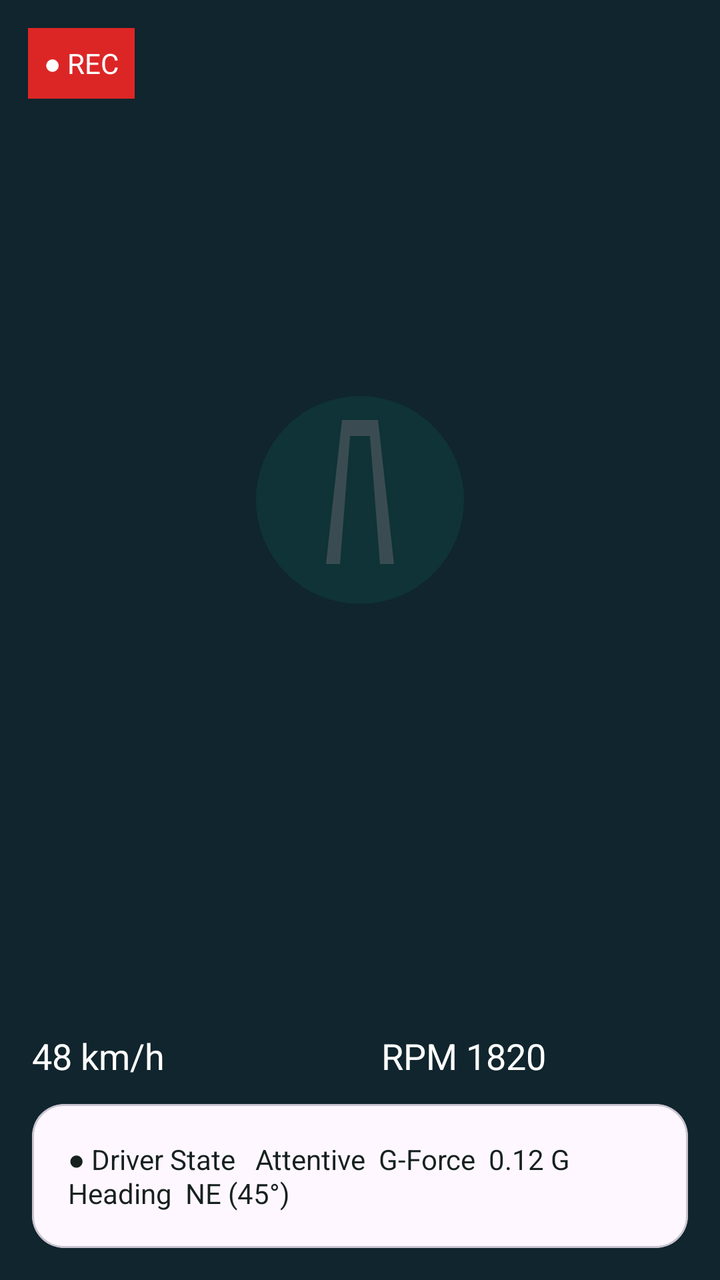
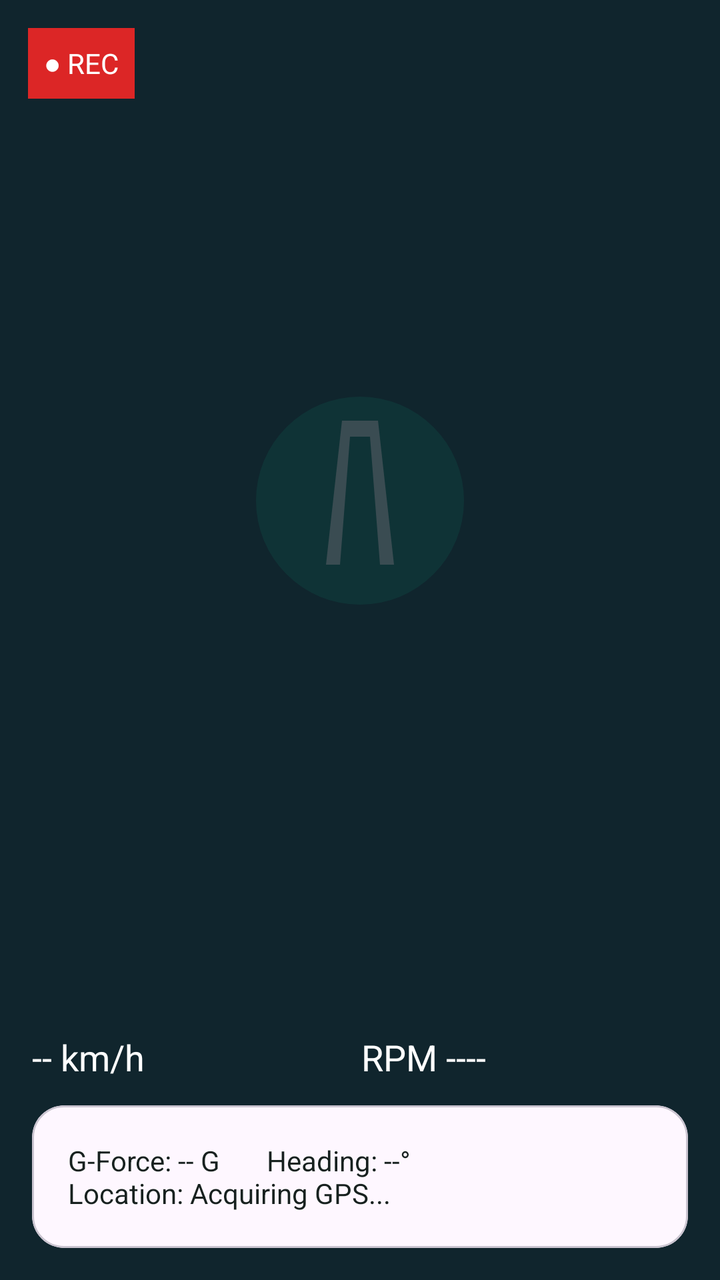

Screens rendered from an Android XML layout before and after an edit, with the pre-edit source and the edit as a unified diff.
<!-- AndroidManifest.xml: application theme Theme.OKDrivers -->
<!-- res/layout/fragment_live_driving.xml -->
<?xml version="1.0" encoding="utf-8"?>
<LinearLayout xmlns:android="http://schemas.android.com/apk/res/android"
    xmlns:app="http://schemas.android.com/apk/res-auto"
    android:layout_width="match_parent" android:layout_height="match_parent"
    android:orientation="vertical" android:background="@color/ok_dark">

    <FrameLayout android:layout_width="match_parent" android:layout_height="0dp" android:layout_weight="1">
        <ImageView android:layout_width="match_parent" android:layout_height="match_parent"
            android:src="@drawable/logo" android:scaleType="centerInside" android:alpha="0.18"
            android:contentDescription="Driving camera preview"/>
        <TextView android:layout_width="wrap_content" android:layout_height="wrap_content"
            android:layout_margin="14dp" android:text="● REC" android:textColor="@android:color/white"
            android:background="@color/ok_red" android:padding="8dp"/>
    </FrameLayout>

    <LinearLayout android:layout_width="match_parent" android:layout_height="wrap_content"
        android:orientation="vertical" android:padding="16dp">
        <TextView android:layout_width="match_parent" android:layout_height="wrap_content"
            android:text="48 km/h                         RPM 1820"
            android:textColor="@android:color/white" android:textSize="18sp"/>
        <com.google.android.material.card.MaterialCardView
            android:layout_width="match_parent" android:layout_height="wrap_content"
            android:layout_marginTop="12dp" app:cardCornerRadius="16dp">
            <TextView android:layout_width="match_parent" android:layout_height="wrap_content"
                android:padding="18dp" android:text="● Driver State   Attentive

G-Force  0.12 G       Heading  NE (45°)"
                android:textColor="@color/ok_text"/>
        </com.google.android.material.card.MaterialCardView>
    </LinearLayout>
</LinearLayout>
<!-- resources referenced by this layout -->
<resources>
  <color name="ok_dark">#10252D</color>
  <color name="ok_red">#DC2626</color>
  <color name="ok_text">#17211F</color>
  <!-- drawable logo (drawable) -->
  <?xml version="1.0" encoding="utf-8"?>
  <vector xmlns:android="http://schemas.android.com/apk/res/android"
      android:width="120dp"
      android:height="120dp"
      android:viewportWidth="120"
      android:viewportHeight="120">
  
      
      <path
          android:fillColor="#0F7661"
          android:pathData="M60,8
              A52,52 0,1 0,60,112
              A52,52 0,1 0,60,8" />
  
      
      <path
          android:fillColor="#FFFFFF"
          android:pathData="M43,92
              L50,92
              L55,28
              L65,28
              L70,92
              L77,92
              L69,20
              L51,20
              Z" />
  
      
      <path
          android:fillColor="#0F7661"
          android:pathData="M58,35
              L62,35
              L62,48
              L58,48
              Z
              M58,55
              L62,55
              L62,68
              L58,68
              Z
              M58,75
              L62,75
              L62,88
              L58,88
              Z" />
  
  </vector>
  <style name="Theme.OKDrivers" parent="Base.Theme.OKDrivers" />
  <style name="Base.Theme.OKDrivers" parent="Theme.Material3.DayNight.NoActionBar">
          
          
      </style>
</resources>

<!-- the commit's change to res/layout/fragment_live_driving.xml (unified diff, before → after) -->
@@ -15,16 +15,18 @@
 
     <LinearLayout android:layout_width="match_parent" android:layout_height="wrap_content"
         android:orientation="vertical" android:padding="16dp">
-        <TextView android:layout_width="match_parent" android:layout_height="wrap_content"
-            android:text="48 km/h                         RPM 1820"
+        <TextView
+            android:id="@+id/tvTelemetryPrimary"
+            android:layout_width="match_parent" android:layout_height="wrap_content"
+            android:text="-- km/h                         RPM ----"
             android:textColor="@android:color/white" android:textSize="18sp"/>
         <com.google.android.material.card.MaterialCardView
             android:layout_width="match_parent" android:layout_height="wrap_content"
             android:layout_marginTop="12dp" app:cardCornerRadius="16dp">
-            <TextView android:layout_width="match_parent" android:layout_height="wrap_content"
-                android:padding="18dp" android:text="● Driver State   Attentive
-
-G-Force  0.12 G       Heading  NE (45°)"
+            <TextView
+                android:id="@+id/tvTelemetrySecondary"
+                android:layout_width="match_parent" android:layout_height="wrap_content"
+                android:padding="18dp" android:text="G-Force: -- G       Heading: --°\nLocation: Acquiring GPS..."
                 android:textColor="@color/ok_text"/>
         </com.google.android.material.card.MaterialCardView>
     </LinearLayout>
